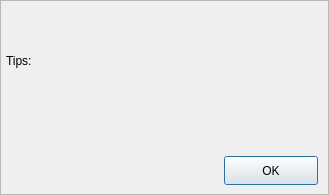
First picture: the form in src/warningdialog.ui, repository UbuntuKylin/youker-assistant, before the edit.
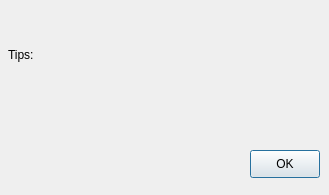
Second picture: the form after the edit. Icons and pictures are not drawn.

```diff
--- a/src/warningdialog.ui
+++ b/src/warningdialog.ui
@@ -13,54 +13,82 @@
   <property name="windowTitle">
    <string>Dialog</string>
   </property>
+  <widget class="QWidget" name="widget" native="true">
+   <property name="geometry">
+    <rect>
+     <x>0</x>
+     <y>0</y>
+     <width>329</width>
+     <height>31</height>
+    </rect>
+   </property>
+   <widget class="QLabel" name="btn_min">
+    <property name="geometry">
+     <rect>
+      <x>27</x>
+      <y>5</y>
+      <width>26</width>
+      <height>20</height>
+     </rect>
+    </property>
+    <property name="text">
+     <string/>
+    </property>
+   </widget>
+   <widget class="QLabel" name="btn_close">
+    <property name="geometry">
+     <rect>
+      <x>4</x>
+      <y>5</y>
+      <width>26</width>
+      <height>20</height>
+     </rect>
+    </property>
+    <property name="text">
+     <string/>
+    </property>
+   </widget>
+  </widget>
+  <widget class="QWidget" name="widget_2" native="true">
+   <property name="geometry">
+    <rect>
+     <x>0</x>
+     <y>30</y>
+     <width>329</width>
+     <height>164</height>
+    </rect>
+   </property>
   <widget class="QPushButton" name="okButton">
    <property name="geometry">
     <rect>
-     <x>224</x>
-     <y>156</y>
-     <width>94</width>
-     <height>29</height>
-    </rect>
-   </property>
-   <property name="styleSheet">
-    <string notr="true">border-image: url(:/pixmap/image/ok.png);
-font: 11pt &quot;文泉驿微米黑&quot;;</string>
-   </property>
+      <x>250</x>
+      <y>120</y>
+      <width>70</width>
+      <height>28</height>
+     </rect>
+    </property>
    <property name="text">
     <string>OK</string>
    </property>
   </widget>
-  <widget class="QLabel" name="btn_close">
-   <property name="geometry">
-    <rect>
-     <x>10</x>
-     <y>6</y>
-     <width>26</width>
-     <height>20</height>
-    </rect>
-   </property>
-   <property name="text">
-    <string/>
-   </property>
-  </widget>
-  <widget class="QLabel" name="btn_min">
-   <property name="geometry">
-    <rect>
-     <x>33</x>
-     <y>6</y>
-     <width>26</width>
-     <height>20</height>
-    </rect>
-   </property>
-   <property name="text">
-    <string/>
-   </property>
-  </widget>
-  <widget class="QLabel" name="displaylabel">
+   <widget class="QLabel" name="label">
    <property name="geometry">
     <rect>
      <x>8</x>
-     <y>85</y>
+      <y>15</y>
+      <width>291</width>
+      <height>21</height>
+     </rect>
+    </property>
+    <property name="text">
+     <string>&lt;html&gt;&lt;head/&gt;&lt;body&gt;&lt;p&gt;Tips:&lt;/p&gt;&lt;/body&gt;&lt;/html&gt;</string>
+    </property>
+   </widget>
+   <widget class="QLabel" name="displaylabel">
+    <property name="geometry">
+     <rect>
+      <x>10</x>
+      <y>49</y>
      <width>311</width>
      <height>51</height>
     </rect>
@@ -75,44 +103,7 @@
     <pixmap resource="pixmap.qrc">:/pixmap/image/message.png</pixmap>
    </property>
   </widget>
-  <widget class="QLabel" name="label">
-   <property name="geometry">
-    <rect>
-     <x>6</x>
-     <y>51</y>
-     <width>291</width>
-     <height>21</height>
-    </rect>
-   </property>
-   <property name="text">
-    <string>&lt;html&gt;&lt;head/&gt;&lt;body&gt;&lt;p&gt;Tips:&lt;/p&gt;&lt;/body&gt;&lt;/html&gt;</string>
-   </property>
   </widget>
-  <widget class="QFrame" name="frame">
-   <property name="geometry">
-    <rect>
-     <x>0</x>
-     <y>0</y>
-     <width>329</width>
-     <height>195</height>
-    </rect>
-   </property>
-   <property name="styleSheet">
-    <string notr="true">border-image: url(:/pixmap/image/dialog-bg.png);</string>
-   </property>
-   <property name="frameShape">
-    <enum>QFrame::StyledPanel</enum>
-   </property>
-   <property name="frameShadow">
-    <enum>QFrame::Raised</enum>
-   </property>
-  </widget>
-  <zorder>frame</zorder>
-  <zorder>okButton</zorder>
-  <zorder>btn_close</zorder>
-  <zorder>btn_min</zorder>
-  <zorder>displaylabel</zorder>
-  <zorder>label</zorder>
  </widget>
  <tabstops>
   <tabstop>okButton</tabstop>
```
Lines whose indentation alone changed are shown as unchanged.
